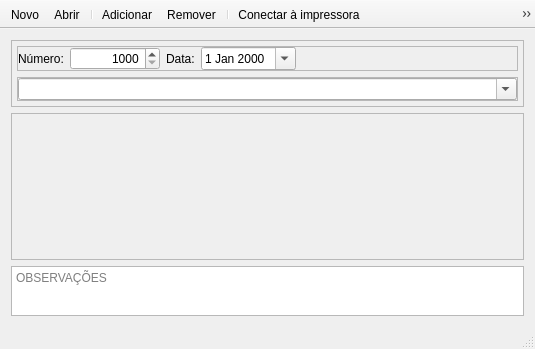
Old version of the form mainwindow.ui in the repository leidensj/BKVale.
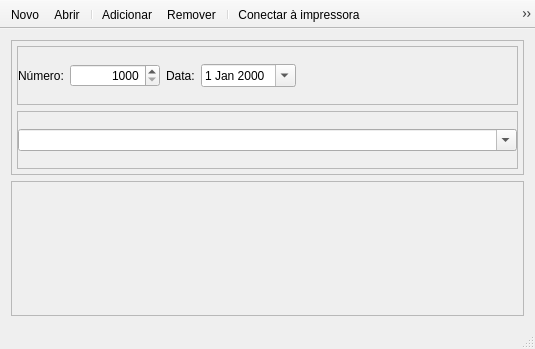
New version of the form. Icons and pictures are not drawn.

What changed in the file:
```diff
--- a/mainwindow.ui
+++ b/mainwindow.ui
@@ -205,44 +205,9 @@
        <property name="bottomMargin">
         <number>0</number>
        </property>
-       <item>
-        <spacer name="verticalSpacer">
-         <property name="orientation">
-          <enum>Qt::Vertical</enum>
-         </property>
-         <property name="sizeHint" stdset="0">
-          <size>
-           <width>20</width>
-           <height>40</height>
-          </size>
-         </property>
-        </spacer>
-       </item>
       </layout>
      </widget>
     </item>
-    <item>
-     <widget class="QPlainTextEdit" name="plainTextEdit">
-      <property name="minimumSize">
-       <size>
-        <width>0</width>
-        <height>50</height>
-       </size>
-      </property>
-      <property name="maximumSize">
-       <size>
-        <width>16777215</width>
-        <height>50</height>
-       </size>
-      </property>
-      <property name="backgroundVisible">
-       <bool>false</bool>
-      </property>
-      <property name="placeholderText">
-       <string>OBSERVAÇÕES</string>
-      </property>
-     </widget>
-    </item>
    </layout>
   </widget>
   <widget class="QToolBar" name="mainToolBar">
```
